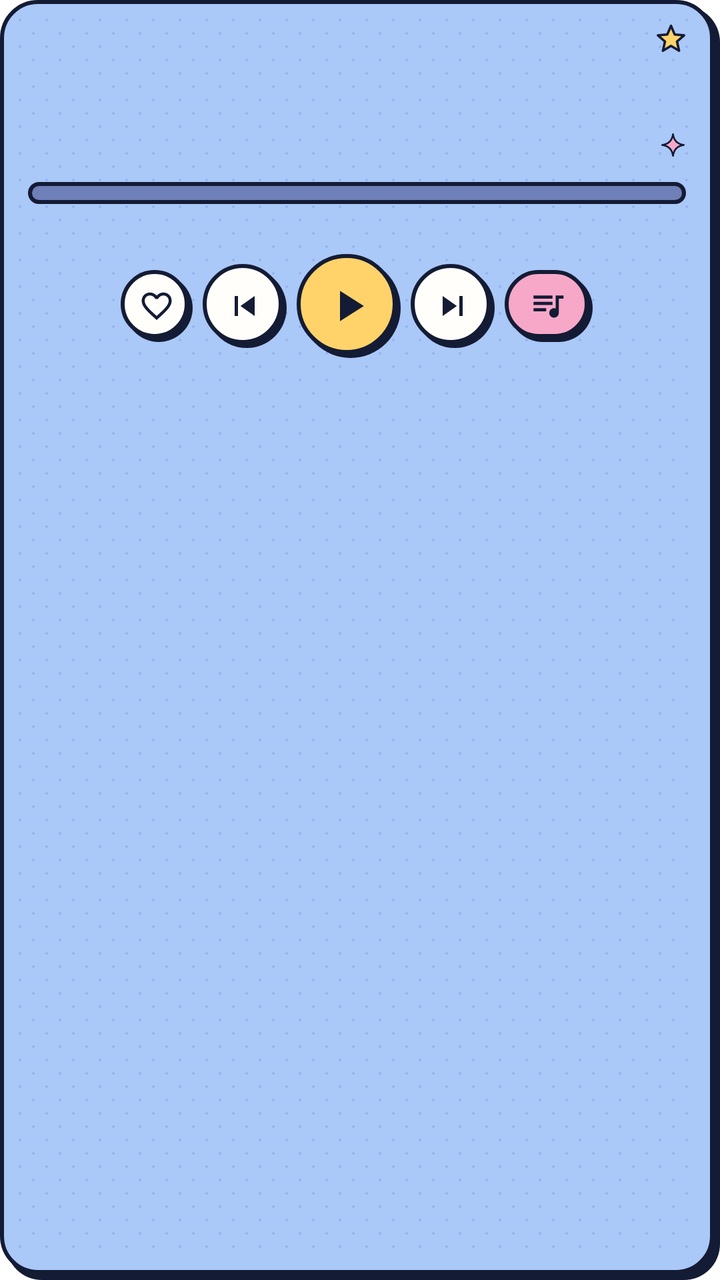
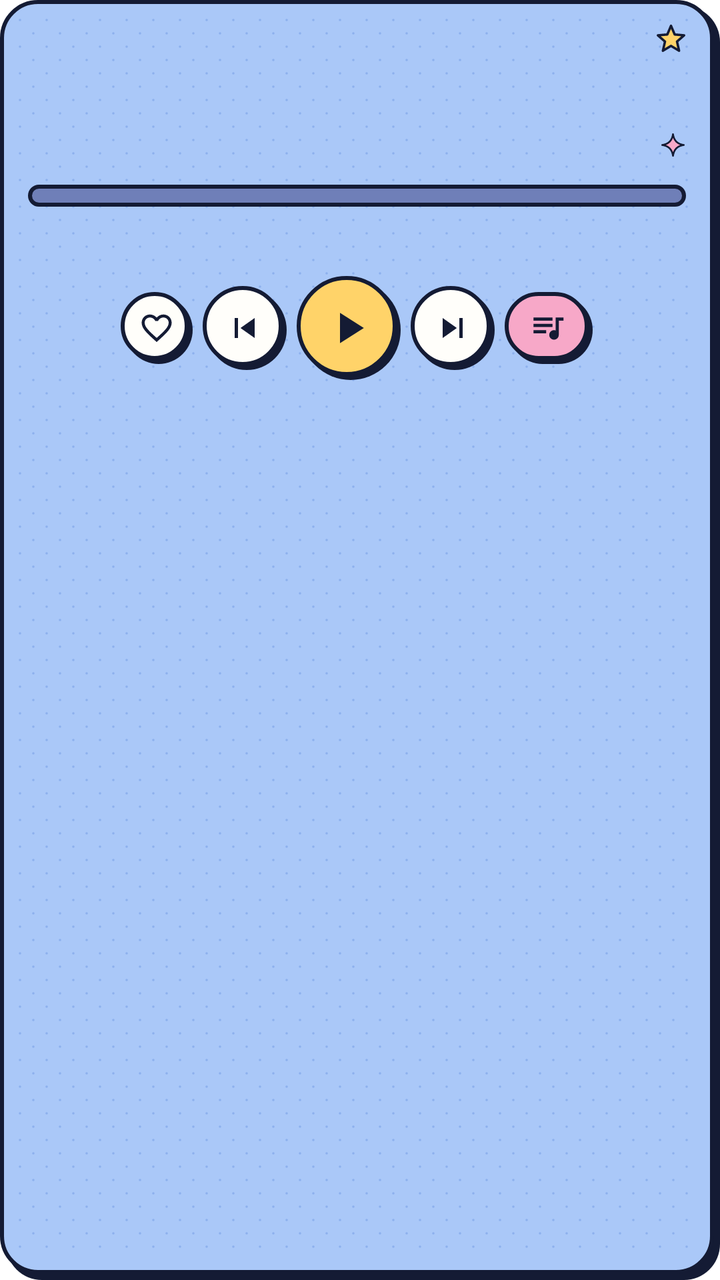

Before-and-after screenshots of an Android layout around one commit, followed by the original layout XML and the change that was made.
<!-- AndroidManifest.xml: fallback theme Theme.MaterialComponents.DayNight.NoActionBar -->
<!-- res/layout/card_music_big.xml -->
<?xml version="1.0" encoding="utf-8"?>
<LinearLayout xmlns:android="http://schemas.android.com/apk/res/android"
    android:id="@+id/card"
    android:layout_width="match_parent"
    android:layout_height="wrap_content"
    android:orientation="vertical"
    android:paddingLeft="14dp"
    android:paddingTop="12dp"
    android:paddingRight="17dp"
    android:paddingBottom="16dp"
    android:background="@drawable/bg_card_sky">

  <FrameLayout
      android:layout_width="match_parent"
      android:layout_height="wrap_content">

    <LinearLayout
        android:layout_width="match_parent"
        android:layout_height="wrap_content"
        android:orientation="horizontal"
        android:gravity="center_vertical">

      <ImageView
          android:id="@+id/art"
          android:layout_width="104dp"
          android:layout_height="67dp"
          android:scaleType="fitCenter"
          android:contentDescription="@null" />

      <LinearLayout
          android:layout_width="0dp"
          android:layout_height="wrap_content"
          android:layout_weight="1"
          android:layout_marginLeft="12dp"
          android:layout_marginRight="16dp"
          android:orientation="vertical">

        <TextView
            android:id="@+id/kicker"
            android:layout_width="match_parent"
            android:layout_height="wrap_content"
            android:fontFamily="@font/dmsans_bold"
            android:includeFontPadding="false"
            android:letterSpacing="0.14"
            android:singleLine="true"
            android:ellipsize="end"
            android:textAllCaps="true"
            android:textColor="@color/mt_muted"
            android:textSize="10sp" />

        <TextView
            android:id="@+id/title"
            android:layout_width="match_parent"
            android:layout_height="wrap_content"
            android:layout_marginTop="2dp"
            android:fontFamily="@font/barlow_black"
            android:includeFontPadding="false"
            android:maxLines="2"
            android:ellipsize="end"
            android:textColor="@color/mt_ink"
            android:textSize="25sp" />

        <TextView
            android:id="@+id/subtitle"
            android:layout_width="match_parent"
            android:layout_height="wrap_content"
            android:layout_marginTop="3dp"
            android:fontFamily="@font/dmsans_bold"
            android:includeFontPadding="false"
            android:singleLine="true"
            android:ellipsize="end"
            android:textColor="@color/mt_muted"
            android:textSize="13sp" />
      </LinearLayout>
    </LinearLayout>

    <ImageView
        android:layout_width="15dp"
        android:layout_height="15dp"
        android:layout_gravity="top|end"
        android:scaleType="fitCenter"
        android:src="@drawable/ic_star_small"
        android:contentDescription="@null" />

    <ImageView
        android:layout_width="13dp"
        android:layout_height="13dp"
        android:layout_gravity="bottom|end"
        android:scaleType="fitCenter"
        android:src="@drawable/ic_sparkle"
        android:contentDescription="@null" />
  </FrameLayout>

  
  <LinearLayout
      android:id="@+id/progress_row"
      android:layout_width="match_parent"
      android:layout_height="wrap_content"
      android:orientation="vertical">

    <ProgressBar
        android:id="@+id/bar"
        style="@android:style/Widget.ProgressBar.Horizontal"
        android:layout_width="match_parent"
        android:layout_height="11dp"
        android:layout_marginTop="12dp"
        android:max="1000"
        android:progress="0"
        android:indeterminate="false"
        android:progressDrawable="@drawable/bar_music" />

    <LinearLayout
        android:layout_width="match_parent"
        android:layout_height="wrap_content"
        android:layout_marginTop="3dp"
        android:orientation="horizontal">

      <TextView
          android:id="@+id/pos"
          android:layout_width="0dp"
          android:layout_height="wrap_content"
          android:layout_weight="1"
          android:fontFamily="@font/dmsans_bold"
          android:includeFontPadding="false"
          android:textColor="@color/mt_ink"
          android:textSize="12sp" />

      <TextView
          android:id="@+id/dur"
          android:layout_width="wrap_content"
          android:layout_height="wrap_content"
          android:fontFamily="@font/dmsans_bold"
          android:includeFontPadding="false"
          android:textColor="@color/mt_ink"
          android:textSize="12sp" />
    </LinearLayout>
  </LinearLayout>

  
  <LinearLayout
      android:id="@+id/live_row"
      android:layout_width="match_parent"
      android:layout_height="wrap_content"
      android:layout_marginTop="12dp"
      android:orientation="horizontal"
      android:gravity="center_vertical"
      android:visibility="gone">

    <TextView
        android:id="@+id/live"
        android:layout_width="wrap_content"
        android:layout_height="wrap_content"
        android:paddingLeft="12dp"
        android:paddingTop="4dp"
        android:paddingRight="12dp"
        android:paddingBottom="4dp"
        android:background="@drawable/bg_pill_rose"
        android:fontFamily="@font/barlow_black"
        android:includeFontPadding="false"
        android:letterSpacing="0.08"
        android:text="●  AO VIVO"
        android:textColor="@color/mt_ink"
        android:textSize="14sp" />
  </LinearLayout>

  <LinearLayout
      android:layout_width="match_parent"
      android:layout_height="wrap_content"
      android:layout_marginTop="8dp"
      android:orientation="horizontal"
      android:gravity="center">

    
    <ImageView
        android:id="@+id/fav"
        android:layout_width="36dp"
        android:layout_height="36dp"
        android:padding="9dp"
        android:scaleType="fitCenter"
        android:background="@drawable/bg_circle_white"
        android:src="@drawable/ic_heart"
        android:contentDescription="Favoritar" />

    <ImageView
        android:id="@+id/prev"
        android:layout_width="42dp"
        android:layout_height="42dp"
        android:layout_marginLeft="5dp"
        android:padding="11dp"
        android:scaleType="fitCenter"
        android:background="@drawable/bg_circle_white"
        android:src="@drawable/ic_prev"
        android:contentDescription="Faixa anterior" />

    <ImageView
        android:id="@+id/play"
        android:layout_width="52dp"
        android:layout_height="52dp"
        android:layout_marginLeft="5dp"
        android:padding="13dp"
        android:scaleType="fitCenter"
        android:background="@drawable/bg_circle_yellow"
        android:src="@drawable/ic_play"
        android:contentDescription="Tocar ou pausar" />

    <ImageView
        android:id="@+id/next"
        android:layout_width="42dp"
        android:layout_height="42dp"
        android:layout_marginLeft="5dp"
        android:padding="11dp"
        android:scaleType="fitCenter"
        android:background="@drawable/bg_circle_white"
        android:src="@drawable/ic_next"
        android:contentDescription="Próxima faixa" />

    <ImageView
        android:id="@+id/open"
        android:layout_width="44dp"
        android:layout_height="36dp"
        android:layout_marginLeft="5dp"
        android:paddingLeft="11dp"
        android:paddingTop="8dp"
        android:paddingRight="12dp"
        android:paddingBottom="9dp"
        android:scaleType="fitCenter"
        android:background="@drawable/bg_pill_pink"
        android:src="@drawable/ic_list"
        android:contentDescription="Abrir o app" />
  </LinearLayout>
</LinearLayout>
<!-- resources referenced by this layout -->
<resources>
  <color name="mt_ink">#FF141B34</color>
  <color name="mt_muted">#FF4A5270</color>
  <!-- drawable bg_circle_white (drawable) -->
  <?xml version="1.0" encoding="utf-8"?>
  <layer-list xmlns:android="http://schemas.android.com/apk/res/android">
    <item android:left="2dp" android:top="2dp">
      <shape android:shape="oval">
        <solid android:color="@color/mt_ink" />
        
      </shape>
    </item>
    <item android:right="2dp" android:bottom="2dp">
      <shape android:shape="oval">
        <solid android:color="@color/mt_card" />
        <stroke android:width="2dp" android:color="@color/mt_ink" />
        
      </shape>
    </item>
  </layer-list>
  <!-- drawable bg_circle_yellow (drawable) -->
  <?xml version="1.0" encoding="utf-8"?>
  <layer-list xmlns:android="http://schemas.android.com/apk/res/android">
    <item android:left="2dp" android:top="2dp">
      <shape android:shape="oval">
        <solid android:color="@color/mt_ink" />
        
      </shape>
    </item>
    <item android:right="2dp" android:bottom="2dp">
      <shape android:shape="oval">
        <solid android:color="@color/mt_yellow" />
        <stroke android:width="2dp" android:color="@color/mt_ink" />
        
      </shape>
    </item>
  </layer-list>
  <!-- drawable ic_list (drawable) -->
  <?xml version="1.0" encoding="utf-8"?>
  <vector xmlns:android="http://schemas.android.com/apk/res/android" android:width="24dp" android:height="24dp" android:viewportWidth="24" android:viewportHeight="24">
    <path android:fillColor="@color/mt_ink" android:pathData="M15,6H3v2h12V6zM15,10H3v2h12v-2zM3,16h8v-2H3v2zM17,6v8.18c-0.31,-0.11 -0.65,-0.18 -1,-0.18 -1.66,0 -3,1.34 -3,3s1.34,3 3,3 3,-1.34 3,-3V8h3V6h-5z" />
  </vector>
  <!-- drawable ic_next (drawable) -->
  <?xml version="1.0" encoding="utf-8"?>
  <vector xmlns:android="http://schemas.android.com/apk/res/android" android:width="24dp" android:height="24dp" android:viewportWidth="24" android:viewportHeight="24">
    <path android:fillColor="@color/mt_ink" android:pathData="M16,6h2v12h-2zM6,18l8.5,-6L6,6z" />
  </vector>
  <!-- drawable ic_play (drawable) -->
  <?xml version="1.0" encoding="utf-8"?>
  <vector xmlns:android="http://schemas.android.com/apk/res/android" android:width="24dp" android:height="24dp" android:viewportWidth="24" android:viewportHeight="24">
    <path android:fillColor="@color/mt_ink" android:pathData="M8,5v14l11,-7z" />
  </vector>
  <!-- drawable ic_prev (drawable) -->
  <?xml version="1.0" encoding="utf-8"?>
  <vector xmlns:android="http://schemas.android.com/apk/res/android" android:width="24dp" android:height="24dp" android:viewportWidth="24" android:viewportHeight="24">
    <path android:fillColor="@color/mt_ink" android:pathData="M6,6h2v12h-2zM9.5,12l8.5,6V6z" />
  </vector>
  <!-- drawable ic_sparkle (drawable) -->
  <?xml version="1.0" encoding="utf-8"?>
  <vector xmlns:android="http://schemas.android.com/apk/res/android" android:width="16dp" android:height="16dp" android:viewportWidth="24" android:viewportHeight="24">
    <path android:fillColor="@color/mt_pink2" android:strokeColor="@color/mt_ink" android:strokeWidth="1.6" android:strokeLineJoin="round"
      android:pathData="M12,2 C12.8,8 16,11.2 22,12 C16,12.8 12.8,16 12,22 C11.2,16 8,12.8 2,12 C8,11.2 11.2,8 12,2z" />
  </vector>
  <!-- drawable ic_star_small (drawable) -->
  <?xml version="1.0" encoding="utf-8"?>
  <vector xmlns:android="http://schemas.android.com/apk/res/android" android:width="16dp" android:height="16dp" android:viewportWidth="100" android:viewportHeight="100">
    <path android:fillColor="@color/mt_yellow" android:strokeColor="@color/mt_ink" android:strokeWidth="8" android:strokeLineJoin="round"
      android:pathData="M50.0,6.0L62.3,35.0L93.7,37.8L70.0,58.5L77.0,89.2L50.0,73.0L23.0,89.2L30.0,58.5L6.3,37.8L37.7,35.0Z" />
  </vector>
  <color name="mt_yellow">#FFFFD369</color>
  <color name="mt_sky">#FFAAC8F8</color>
  <color name="mt_card">#FFFFFEFA</color>
  <color name="mt_pink2">#FFF7A8C8</color>
  <color name="mt_rose">#FFF6C9D8</color>
  <!-- unchanged entries left out for length: 6 -->
</resources>

<!-- the commit's change to res/layout/card_music_big.xml (unified diff, before → after) -->
@@ -98,16 +98,130 @@
       android:layout_height="wrap_content"
       android:orientation="vertical">
 
-    <ProgressBar
-        android:id="@+id/bar"
-        style="@android:style/Widget.ProgressBar.Horizontal"
+    
+    <FrameLayout
+        android:id="@+id/seek_area"
         android:layout_width="match_parent"
-        android:layout_height="11dp"
-        android:layout_marginTop="12dp"
-        android:max="1000"
-        android:progress="0"
-        android:indeterminate="false"
-        android:progressDrawable="@drawable/bar_music" />
+        android:layout_height="30dp"
+        android:layout_marginTop="4dp">
+
+      <ProgressBar
+          android:id="@+id/bar"
+          style="@android:style/Widget.ProgressBar.Horizontal"
+          android:layout_width="match_parent"
+          android:layout_height="11dp"
+          android:layout_gravity="center_vertical"
+          android:max="1000"
+          android:progress="0"
+          android:indeterminate="false"
+          android:progressDrawable="@drawable/bar_music" />
+
+      <LinearLayout
+          android:layout_width="match_parent"
+          android:layout_height="match_parent"
+          android:orientation="horizontal">
+        <FrameLayout
+            android:id="@+id/seek_0"
+            android:layout_width="0dp"
+            android:layout_height="match_parent"
+            android:layout_weight="1" />
+        <FrameLayout
+            android:id="@+id/seek_1"
+            android:layout_width="0dp"
+            android:layout_height="match_parent"
+            android:layout_weight="1" />
+        <FrameLayout
+            android:id="@+id/seek_2"
+            android:layout_width="0dp"
+            android:layout_height="match_parent"
+            android:layout_weight="1" />
+        <FrameLayout
+            android:id="@+id/seek_3"
+            android:layout_width="0dp"
+            android:layout_height="match_parent"
+            android:layout_weight="1" />
+        <FrameLayout
+            android:id="@+id/seek_4"
+            android:layout_width="0dp"
+            android:layout_height="match_parent"
+            android:layout_weight="1" />
+        <FrameLayout
+            android:id="@+id/seek_5"
+            android:layout_width="0dp"
+            android:layout_height="match_parent"
+            android:layout_weight="1" />
+        <FrameLayout
+            android:id="@+id/seek_6"
+            android:layout_width="0dp"
+            android:layout_height="match_parent"
+            android:layout_weight="1" />
+        <FrameLayout
+            android:id="@+id/seek_7"
+            android:layout_width="0dp"
+            android:layout_height="match_parent"
+            android:layout_weight="1" />
+        <FrameLayout
+            android:id="@+id/seek_8"
+            android:layout_width="0dp"
+            android:layout_height="match_parent"
+            android:layout_weight="1" />
+        <FrameLayout
+            android:id="@+id/seek_9"
+            android:layout_width="0dp"
+            android:layout_height="match_parent"
+            android:layout_weight="1" />
+        <FrameLayout
+            android:id="@+id/seek_10"
+            android:layout_width="0dp"
+            android:layout_height="match_parent"
+            android:layout_weight="1" />
+        <FrameLayout
+            android:id="@+id/seek_11"
+            android:layout_width="0dp"
+            android:layout_height="match_parent"
+            android:layout_weight="1" />
+        <FrameLayout
+            android:id="@+id/seek_12"
+            android:layout_width="0dp"
+            android:layout_height="match_parent"
+            android:layout_weight="1" />
+        <FrameLayout
+            android:id="@+id/seek_13"
+            android:layout_width="0dp"
+            android:layout_height="match_parent"
+            android:layout_weight="1" />
+        <FrameLayout
+            android:id="@+id/seek_14"
+            android:layout_width="0dp"
+            android:layout_height="match_parent"
+            android:layout_weight="1" />
+        <FrameLayout
+            android:id="@+id/seek_15"
+            android:layout_width="0dp"
+            android:layout_height="match_parent"
+            android:layout_weight="1" />
+        <FrameLayout
+            android:id="@+id/seek_16"
+            android:layout_width="0dp"
+            android:layout_height="match_parent"
+            android:layout_weight="1" />
+        <FrameLayout
+            android:id="@+id/seek_17"
+            android:layout_width="0dp"
+            android:layout_height="match_parent"
+            android:layout_weight="1" />
+        <FrameLayout
+            android:id="@+id/seek_18"
+            android:layout_width="0dp"
+            android:layout_height="match_parent"
+            android:layout_weight="1" />
+        <FrameLayout
+            android:id="@+id/seek_19"
+            android:layout_width="0dp"
+            android:layout_height="match_parent"
+            android:layout_weight="1" />
+      </LinearLayout>
+    </FrameLayout>
 
     <LinearLayout
         android:layout_width="match_parent"
